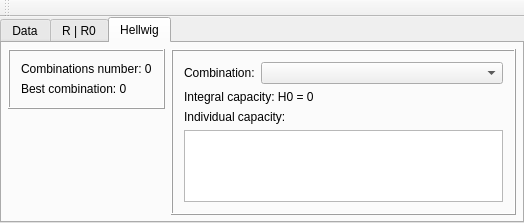
Before: the Qt Designer form Hellwig/hellwig.ui in rivix666/PO_Hellwig, drawn with Qt 5.
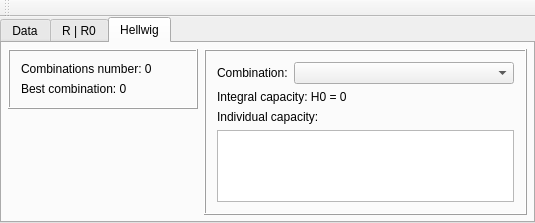
After: the same form once the commit is applied. Icons and pictures are not drawn.

Diff of the .ui file:
```diff
--- a/Hellwig/hellwig.ui
+++ b/Hellwig/hellwig.ui
@@ -6,7 +6,7 @@
    <rect>
     <x>0</x>
     <y>0</y>
-    <width>524</width>
+    <width>535</width>
     <height>218</height>
    </rect>
   </property>
@@ -159,7 +159,7 @@
        <attribute name="title">
         <string>Hellwig</string>
        </attribute>
-       <layout class="QGridLayout" name="gridLayout" columnstretch="0,0,0,1">
+       <layout class="QGridLayout" name="gridLayout" columnstretch="0,0,0,0,1">
         <property name="leftMargin">
          <number>6</number>
         </property>
@@ -172,7 +172,7 @@
         <property name="bottomMargin">
          <number>6</number>
         </property>
-        <item row="0" column="0" colspan="3">
+        <item row="0" column="0" colspan="4">
          <widget class="QFrame" name="frame">
           <property name="frameShape">
            <enum>QFrame::Box</enum>
@@ -198,7 +198,7 @@
           </layout>
          </widget>
         </item>
-        <item row="0" column="3" rowspan="3">
+        <item row="0" column="4" rowspan="3">
          <widget class="QFrame" name="frame_2">
           <property name="frameShape">
            <enum>QFrame::Box</enum>
@@ -241,6 +241,32 @@
           </layout>
          </widget>
         </item>
+        <item row="2" column="1">
+         <spacer name="verticalSpacer_2">
+          <property name="orientation">
+           <enum>Qt::Vertical</enum>
+          </property>
+          <property name="sizeHint" stdset="0">
+           <size>
+            <width>20</width>
+            <height>98</height>
+           </size>
+          </property>
+         </spacer>
+        </item>
+        <item row="1" column="3">
+         <spacer name="horizontalSpacer_2">
+          <property name="orientation">
+           <enum>Qt::Horizontal</enum>
+          </property>
+          <property name="sizeHint" stdset="0">
+           <size>
+            <width>46</width>
+            <height>20</height>
+           </size>
+          </property>
+         </spacer>
+        </item>
         <item row="1" column="0">
          <spacer name="horizontalSpacer">
           <property name="orientation">
@@ -269,30 +295,18 @@
          </widget>
         </item>
         <item row="1" column="2">
-         <spacer name="horizontalSpacer_2">
-          <property name="orientation">
-           <enum>Qt::Horizontal</enum>
+         <widget class="QPushButton" name="pushButton_clear_hellwig">
+          <property name="text">
+           <string/>
           </property>
-          <property name="sizeHint" stdset="0">
-           <size>
-            <width>46</width>
-            <height>20</height>
-           </size>
+          <property name="icon">
+           <iconset resource="hellwig.qrc">
+            <normaloff>:/Resources/broom.png</normaloff>:/Resources/broom.png</iconset>
           </property>
-         </spacer>
-        </item>
-        <item row="2" column="1">
-         <spacer name="verticalSpacer_2">
-          <property name="orientation">
-           <enum>Qt::Vertical</enum>
+          <property name="flat">
+           <bool>true</bool>
           </property>
-          <property name="sizeHint" stdset="0">
-           <size>
-            <width>20</width>
-            <height>98</height>
-           </size>
-          </property>
-         </spacer>
+         </widget>
         </item>
        </layout>
       </widget>
```
